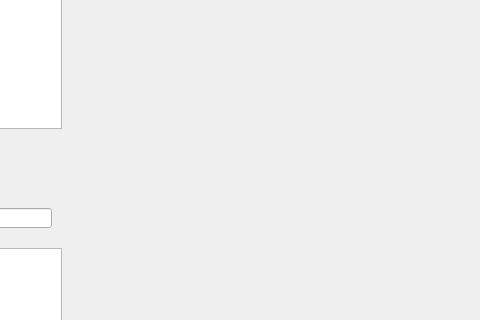
The window that QtGuiApplicationTest/QtGuiApplicationTest/WinReportTesting.ui (xautshuanglong/QtLearningRepository) describes before a commit, drawn with Qt 5; both pictures show x 320 to 800 and y 143 to 463 of the 800 by 640 pixel window.
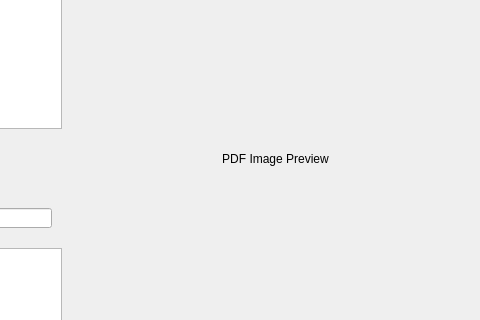
The same window after the commit.

```diff
--- a/QtGuiApplicationTest/QtGuiApplicationTest/WinReportTesting.ui
+++ b/QtGuiApplicationTest/QtGuiApplicationTest/WinReportTesting.ui
@@ -255,6 +255,22 @@
             <string>lbRegionRight</string>
            </property>
           </widget>
+          <widget class="QLabel" name="lbImgPdfView">
+           <property name="geometry">
+            <rect>
+             <x>10</x>
+             <y>50</y>
+             <width>371</width>
+             <height>501</height>
+            </rect>
+           </property>
+           <property name="text">
+            <string>PDF Image Preview</string>
+           </property>
+           <property name="alignment">
+            <set>Qt::AlignCenter</set>
+           </property>
+          </widget>
          </widget>
         </item>
        </layout>
```
